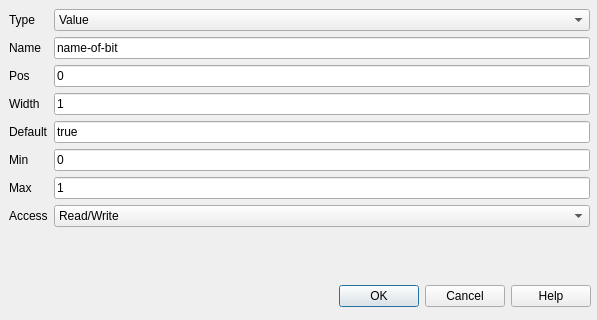
The window that src/cdlgmdffile.ui (grodansparadis/vscp-works-qt) describes before a commit, drawn with Qt 5.
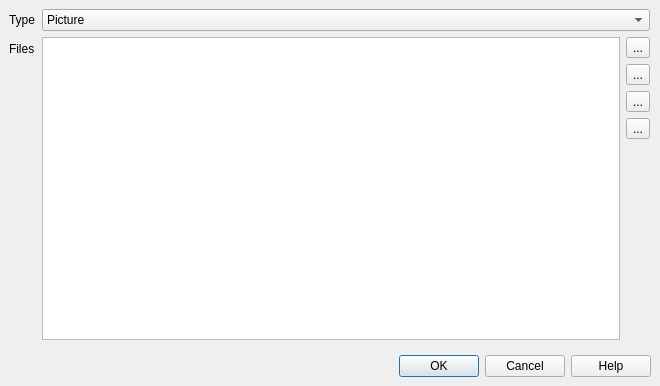
The same window after the commit. Icons and pictures are not drawn.

```diff
--- a/src/cdlgmdffile.ui
+++ b/src/cdlgmdffile.ui
@@ -6,8 +6,8 @@
    <rect>
     <x>0</x>
     <y>0</y>
-    <width>597</width>
-    <height>320</height>
+    <width>660</width>
+    <height>386</height>
    </rect>
   </property>
   <property name="windowTitle">
@@ -16,9 +16,9 @@
   <widget class="QDialogButtonBox" name="buttonBox_2">
    <property name="geometry">
     <rect>
-     <x>0</x>
-     <y>280</y>
-     <width>591</width>
+     <x>10</x>
+     <y>350</y>
+     <width>641</width>
      <height>32</height>
     </rect>
    </property>
@@ -37,8 +37,8 @@
     <rect>
      <x>9</x>
      <y>9</y>
-     <width>581</width>
-     <height>261</height>
+     <width>641</width>
+     <height>331</height>
     </rect>
    </property>
    <layout class="QFormLayout" name="formLayout">
@@ -53,7 +53,7 @@
      <widget class="QComboBox" name="comboBox">
       <item>
        <property name="text">
-        <string>Value</string>
+        <string>Picture</string>
        </property>
       </item>
       <item>
@@ -64,114 +64,107 @@
      </widget>
     </item>
     <item row="1" column="0">
-     <widget class="QLabel" name="label_2">
-      <property name="text">
-       <string>Name</string>
-      </property>
-     </widget>
-    </item>
-    <item row="1" column="1">
-     <widget class="QLineEdit" name="lineEdit">
-      <property name="text">
-       <string>name-of-bit</string>
-      </property>
-     </widget>
-    </item>
-    <item row="2" column="0">
      <widget class="QLabel" name="label_3">
       <property name="text">
-       <string>Pos</string>
+       <string>Files</string>
       </property>
      </widget>
     </item>
-    <item row="2" column="1">
-     <widget class="QLineEdit" name="lineEdit_2">
-      <property name="text">
-       <string>0</string>
-      </property>
-     </widget>
-    </item>
-    <item row="3" column="0">
-     <widget class="QLabel" name="label_4">
-      <property name="text">
-       <string>Width</string>
-      </property>
-     </widget>
-    </item>
-    <item row="3" column="1">
-     <widget class="QLineEdit" name="lineEdit_3">
-      <property name="text">
-       <string>1</string>
-      </property>
-     </widget>
-    </item>
-    <item row="4" column="0">
-     <widget class="QLabel" name="label_5">
-      <property name="text">
-       <string>Default</string>
-      </property>
-     </widget>
-    </item>
-    <item row="4" column="1">
-     <widget class="QLineEdit" name="lineEdit_4">
-      <property name="text">
-       <string>true</string>
-      </property>
-     </widget>
-    </item>
-    <item row="5" column="0">
-     <widget class="QLabel" name="label_7">
-      <property name="text">
-       <string>Min</string>
-      </property>
-     </widget>
-    </item>
-    <item row="5" column="1">
-     <widget class="QLineEdit" name="lineEdit_6">
-      <property name="text">
-       <string>0</string>
-      </property>
-     </widget>
-    </item>
-    <item row="6" column="0">
-     <widget class="QLabel" name="label_6">
-      <property name="text">
-       <string>Max</string>
-      </property>
-     </widget>
-    </item>
-    <item row="6" column="1">
-     <widget class="QLineEdit" name="lineEdit_5">
-      <property name="text">
-       <string>1</string>
-      </property>
-     </widget>
-    </item>
-    <item row="7" column="1">
-     <widget class="QComboBox" name="comboBox_2">
+    <item row="1" column="1">
+     <layout class="QHBoxLayout" name="horizontalLayout">
       <item>
-       <property name="text">
-        <string>Read/Write</string>
-       </property>
+       <layout class="QHBoxLayout" name="horizontalLayout_2">
+        <item>
+         <widget class="QListWidget" name="listFile"/>
+        </item>
+        <item>
+         <layout class="QVBoxLayout" name="verticalLayout">
+          <item>
+           <widget class="QToolButton" name="btnAddFile">
+            <property name="toolTip">
+             <string>Add description item</string>
+            </property>
+            <property name="text">
+             <string>...</string>
+            </property>
+            <property name="icon">
+             <iconset resource="vscpworks.qrc">
+              <normaloff>:/add.png</normaloff>:/add.png</iconset>
+            </property>
+            <property name="shortcut">
+             <string>Ctrl+A</string>
+            </property>
+           </widget>
+          </item>
+          <item>
+           <widget class="QToolButton" name="btnEditFile">
+            <property name="toolTip">
+             <string>Edit description item</string>
+            </property>
+            <property name="text">
+             <string>...</string>
+            </property>
+            <property name="icon">
+             <iconset resource="vscpworks.qrc">
+              <normaloff>:/pencil.svg</normaloff>:/pencil.svg</iconset>
+            </property>
+            <property name="shortcut">
+             <string>Ctrl+E</string>
+            </property>
+           </widget>
+          </item>
+          <item>
+           <widget class="QToolButton" name="btnDupFile">
+            <property name="toolTip">
+             <string>Duplicate description item</string>
+            </property>
+            <property name="text">
+             <string>...</string>
+            </property>
+            <property name="icon">
+             <iconset resource="vscpworks.qrc">
+              <normaloff>:/images/svg/copy.svg</normaloff>:/images/svg/copy.svg</iconset>
+            </property>
+            <property name="shortcut">
+             <string>Ctrl+D</string>
+            </property>
+           </widget>
+          </item>
+          <item>
+           <widget class="QToolButton" name="btnDelFile">
+            <property name="toolTip">
+             <string>Delete Description item</string>
+            </property>
+            <property name="text">
+             <string>...</string>
+            </property>
+            <property name="icon">
+             <iconset resource="vscpworks.qrc">
+              <normaloff>:/remove.png</normaloff>:/remove.png</iconset>
+            </property>
+            <property name="shortcut">
+             <string>Ctrl+X</string>
+            </property>
+           </widget>
+          </item>
+          <item>
+           <spacer name="verticalSpacer">
+            <property name="orientation">
+             <enum>Qt::Vertical</enum>
+            </property>
+            <property name="sizeHint" stdset="0">
+             <size>
+              <width>20</width>
+              <height>40</height>
+             </size>
+            </property>
+           </spacer>
+          </item>
+         </layout>
+        </item>
+       </layout>
       </item>
-      <item>
-       <property name="text">
-        <string>Read Only</string>
-       </property>
-      </item>
-      <item>
-       <property name="text">
-        <string>Write Only</string>
-       </property>
-      </item>
-     </widget>
-    </item>
-    <item row="7" column="0">
-     <widget class="QLabel" name="label_8">
-      <property name="text">
-       <string>Access</string>
-      </property>
-     </widget>
+     </layout>
     </item>
    </layout>
   </widget>
```
Left out of the diff: 71 changed lines with no effect on the pictures.
